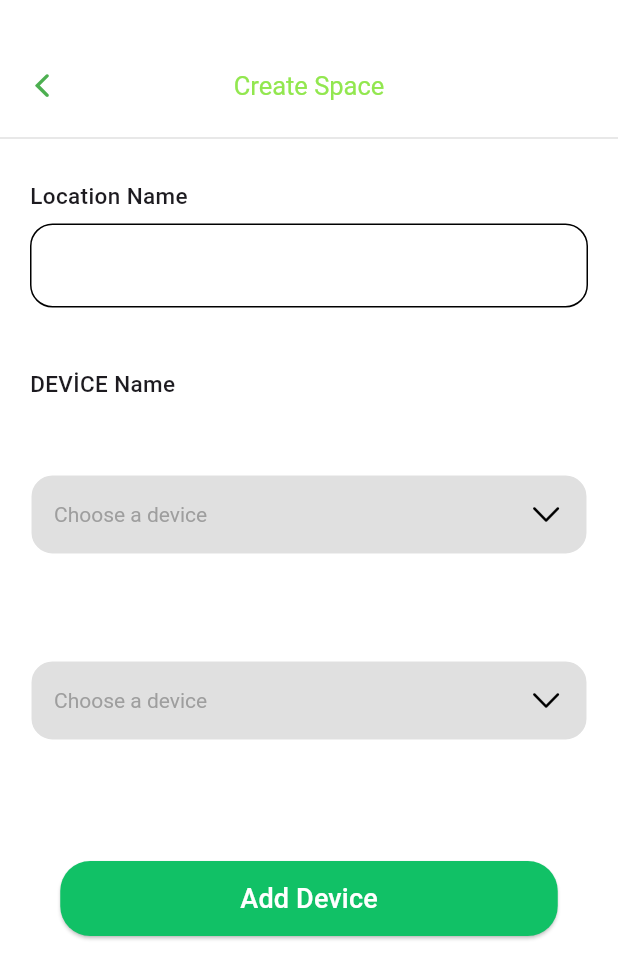
After one commit to ozcann159/farmer_chatbot, a Flutter app: the OutdoorSpacesScreen screen opened directly, after a tap on "Add", on a phone screen of 412 x 824 dp. The commit adds this screen. Shown: the top 979 px of the screen. Run offline on Flutter 3.47's test engine with Material 3 defaults, Android fonts, the phone set to English and light mode, and no system bars; our stand-ins replace image_picker.

Commit message:
dropdown menu add

```diff
--- /dev/null
+++ b/lib/screens/create_space_screen.dart
@@ -0,0 +1,202 @@
+import 'package:farmer_chatbot/screens/login_screen.dart';
+import 'package:farmer_chatbot/screens/outdoorSpacesScreen.dart';
+import 'package:farmer_chatbot/utils/constants.dart';
+import 'package:flutter/cupertino.dart';
+import 'package:flutter/material.dart';
+
+class CreateSpaceScreen extends StatefulWidget {
+  const CreateSpaceScreen({super.key});
+
+  @override
+  State<CreateSpaceScreen> createState() => _CreateSpaceScreenState();
+}
+
+class _CreateSpaceScreenState extends State<CreateSpaceScreen> {
+  String? _chosenValue;
+  @override
+  Widget build(BuildContext context) {
+    return Scaffold(
+      backgroundColor: backgroundColor,
+      appBar: PreferredSize(
+        preferredSize: const Size.fromHeight(100.0),
+        child: Padding(
+          padding: const EdgeInsets.only(top: 30.0),
+          child: AppBar(
+            backgroundColor: backgroundColor,
+            title: const Text(
+              'Create Space',
+            ),
+            centerTitle: true,
+            titleTextStyle: const TextStyle(color: appbarColor, fontSize: 17),
+            iconTheme: const IconThemeData(color: Colors.green),
+            leading: IconButton(
+              onPressed: () {
+                Navigator.push(
+                  context,
+                  MaterialPageRoute(
+                    builder: (context) => const OutdoorSpacesScreen(),
+                  ),
+                );
+              },
+              icon: const Icon(CupertinoIcons.back),
+            ),
+            bottom: PreferredSize(
+              preferredSize: Size.fromHeight(1.0),
+              child: Divider(
+                color: Colors.grey[300],
+                thickness: 1.0,
+              ),
+            ),
+          ),
+        ),
+      ),
+      body: Padding(
+        padding: const EdgeInsets.symmetric(vertical: 20.0, horizontal: 20.0),
+        child: Column(
+          crossAxisAlignment: CrossAxisAlignment.start,
+          children: [
+            Text(
+              "Location Name",
+              style: TextStyle(
+                fontSize: 15,
+                fontWeight: FontWeight.w500,
+              ),
+            ),
+            SizedBox(height: 8),
+            TextField(
+              decoration: InputDecoration(
+                fillColor: Colors.white,
+                filled: true,
+                hintStyle: const TextStyle(color: Colors.grey),
+                border: OutlineInputBorder(
+                  borderRadius: BorderRadius.circular(15),
+                  borderSide: const BorderSide(color: Colors.black),
+                ),
+                focusedBorder: OutlineInputBorder(
+                  borderRadius: BorderRadius.circular(15),
+                  borderSide: const BorderSide(color: Colors.black),
+                ),
+                enabledBorder: OutlineInputBorder(
+                  borderRadius: BorderRadius.circular(15),
+                  borderSide: const BorderSide(color: Colors.black),
+                ),
+              ),
+            ),
+            SizedBox(height: 40.0),
+            Text(
+              "DEVİCE Name",
+              style: TextStyle(
+                fontSize: 15,
+                fontWeight: FontWeight.w500,
+              ),
+            ),
+            SizedBox(height: 50.0),
+            Container(
+              width: double.infinity,
+              padding:
+                  const EdgeInsets.symmetric(horizontal: 15.0, vertical: 2.0),
+              decoration: BoxDecoration(
+                color: Colors.grey[300],
+                borderRadius: BorderRadius.circular(15),
+                border: Border.all(color: Colors.white),
+              ),
+              child: DropdownButtonHideUnderline(
+                child: DropdownButton<String>(
+                  isExpanded: true,
+                  value: _chosenValue,
+                  icon: const Icon(
+                    CupertinoIcons.chevron_down,
+                    color: Colors.black,
+                  ),
+                  dropdownColor: Colors.white,
+                  style: const TextStyle(color: Colors.black),
+                  items: <String>[
+                    'Device 1',
+                    'Device 2',
+                    'Device 3',
+                    'Device 4',
+                  ].map<DropdownMenuItem<String>>((String value) {
+                    return DropdownMenuItem<String>(
+                      value: value,
+                      child: Text(value),
+                    );
+                  }).toList(),
+                  onChanged: (String? newValue) {
+                    setState(() {
+                      _chosenValue = newValue;
+                    });
+                  },
+                  hint: const Text(
+                    "Choose a device",
+                    style: TextStyle(color: Colors.grey),
+                  ),
+                ),
+              ),
+            ),
+            SizedBox(height: 70.0),
+            Container(
+              width: double.infinity,
+              padding:
+                  const EdgeInsets.symmetric(horizontal: 15.0, vertical: 2.0),
+              decoration: BoxDecoration(
+                color: Colors.grey[300],
+                borderRadius: BorderRadius.circular(15),
+                border: Border.all(color: Colors.white),
+              ),
+              child: DropdownButtonHideUnderline(
+                child: DropdownButton<String>(
+                  isExpanded: true,
+                  value: _chosenValue,
+                  icon: const Icon(
+                    CupertinoIcons.chevron_down,
+                    color: Colors.black,
+                  ),
+                  dropdownColor: Colors.white,
+                  style: const TextStyle(color: Colors.black),
+                  items: <String>[
+                    'Device 1',
+                    'Device 2',
+                    'Device 3',
+                    'Device 4',
+                  ].map<DropdownMenuItem<String>>((String value) {
+                    return DropdownMenuItem<String>(
+                      value: value,
+                      child: Text(value),
+                    );
+                  }).toList(),
+                  onChanged: (String? newValue) {
+                    setState(() {
+                      _chosenValue = newValue;
+                    });
+                  },
+                  hint: const Text(
+                    "Choose a device",
+                    style: TextStyle(color: Colors.grey),
+                  ),
+                ),
+              ),
+            ),
+            SizedBox(height: 80.0),
+            Center(
+              child: ElevatedButton(
+                onPressed: () => Navigator.push(
+                    context,
+                    MaterialPageRoute(
+                        builder: (context) => const LoginScreen())),
+                style: ElevatedButton.styleFrom(
+                  padding:
+                      const EdgeInsets.symmetric(horizontal: 120, vertical: 12),
+                  backgroundColor: const Color(0xFF11C166),
+                  shape: RoundedRectangleBorder(
+                      borderRadius: BorderRadius.circular(20)),
+                ),
+                child: const Text('Add Device',
+                    style: TextStyle(fontSize: 18.0, color: Colors.white)),
+              ),
+            ),
+          ],
+        ),
+      ),
+    );
+  }
+}
--- a/lib/screens/outdoorSpacesScreen.dart
+++ b/lib/screens/outdoorSpacesScreen.dart
@@ -1,3 +1,4 @@
+import 'package:farmer_chatbot/screens/create_space_screen.dart';
 import 'package:farmer_chatbot/screens/menu_screen.dart';
 import 'package:farmer_chatbot/utils/constants.dart';
 import 'package:flutter/cupertino.dart';
@@ -50,7 +51,14 @@ class OutdoorSpacesScreen extends StatelessWidget {
             Row(
               mainAxisAlignment: MainAxisAlignment.spaceBetween,
               children: [
-                _buildOutdoorSpaceContainer('Add Space', '', null),
+                _buildOutdoorSpaceContainer('Add Space', '', null, () {
+                  Navigator.push(
+                    context,
+                    MaterialPageRoute(
+                      builder: (context) => const CreateSpaceScreen(),
+                    ),
+                  );
+                }),
                 _buildOutdoorSpaceContainer(
                     'Outdoor Space 1', '3 Devices', "assets/images/image7.png"),
               ],
@@ -72,9 +80,12 @@ class OutdoorSpacesScreen extends StatelessWidget {
   }
 
   Widget _buildOutdoorSpaceContainer(
-      String title, String deviceCount, String? imagePath) {
+      String title, String deviceCount, String? imagePath,
+      [VoidCallback? onTap]) {
     return SingleChildScrollView(
       scrollDirection: Axis.horizontal,
+      child: GestureDetector(
+        onTap: onTap,
         child: Container(
           width: 165,
           height: 175,
@@ -142,6 +153,7 @@ class OutdoorSpacesScreen extends StatelessWidget {
             ],
           ),
         ),
+      ),
     );
   }
 }
```
Lines whose indentation alone changed are shown as unchanged.
